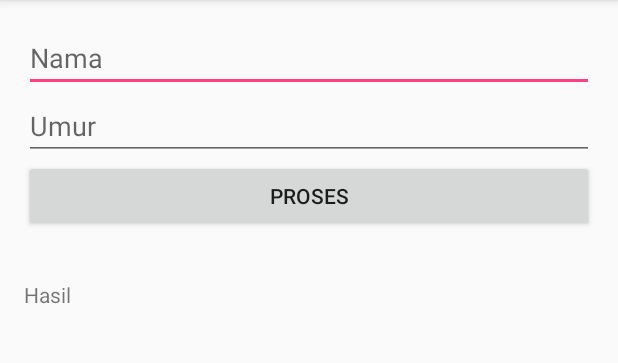
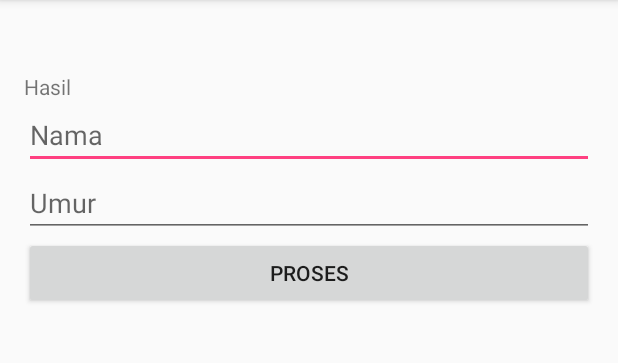
Before and after one commit to nabillafebry/Fragment1, an Android app: the screen it shows after launch (MainActivity), on a phone screen of 412 x 824 dp, the part 84-447 px from its top. Run offline under Robolectric (Android 15) with nearby library versions, the phone set to English and light mode, and no system bars.

```diff
--- a/app/src/main/res/layout/activity_main.xml
+++ b/app/src/main/res/layout/activity_main.xml
@@ -12,17 +12,17 @@
     tools:context="id.sch.smktelkom_mlg.learn.fragment1.MainActivity">
 
     <fragment
+        android:id="@+id/fragmentOutput"
+        android:name="id.sch.smktelkom_mlg.learn.fragment1.OutputFragment"
+        android:layout_width="match_parent"
+        android:layout_height="wrap_content"
+        tools:layout="@layout/fragment_output" />
+
+    <fragment
         android:id="@+id/fragmentInput"
         android:name="id.sch.smktelkom_mlg.learn.fragment1.InputFragment"
         android:layout_width="match_parent"
         android:layout_height="wrap_content"
         tools:layout="@layout/fragment_input" />
 
-    <fragment
-        android:id="@+id/fragmentOutput"
-        android:name="id.sch.smktelkom_mlg.learn.fragment1.OutputFragment"
-        android:layout_width="match_parent"
-        android:layout_height="wrap_content"
-        tools:layout="@layout/fragment_output" />
-
 </LinearLayout>
```
